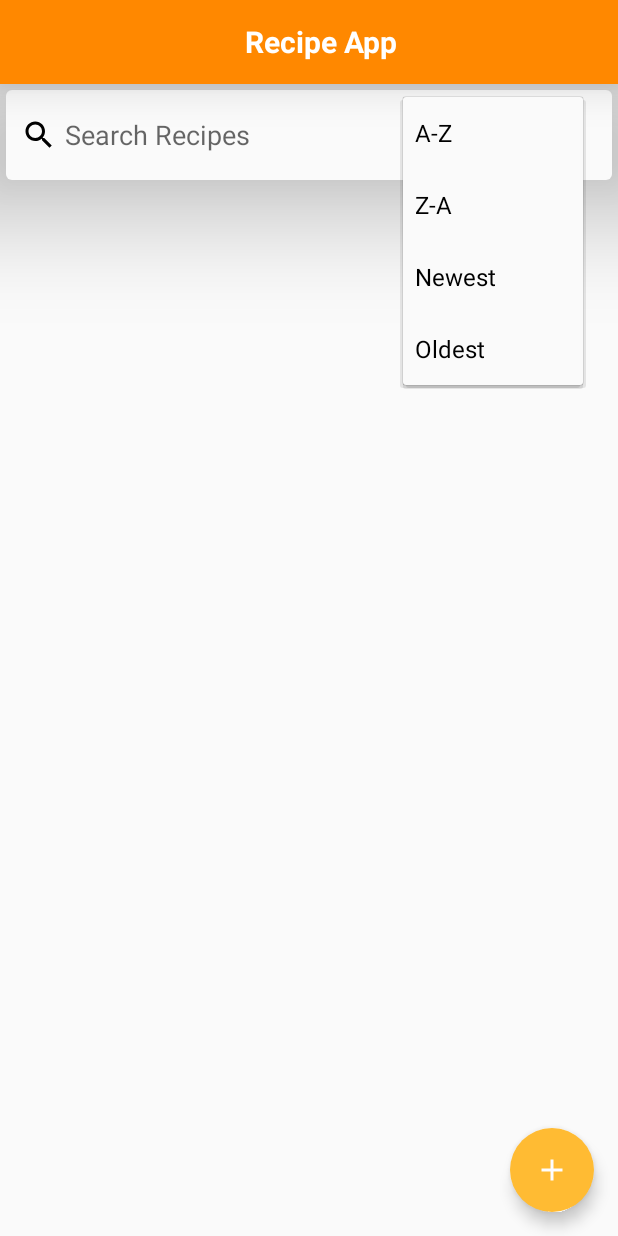
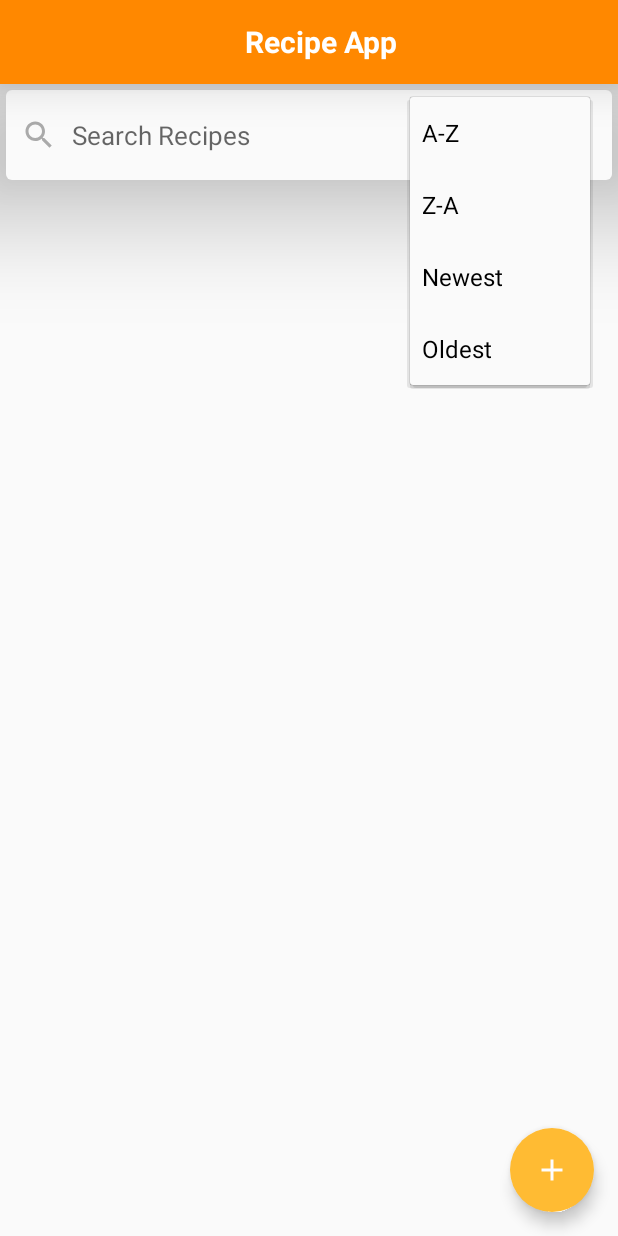
Before and after one commit to arkan481/RecipeApp, an Android app: the screen it shows after launch (MainActivity), after a tap on "A-Z", on a phone screen of 412 x 824 dp. Run offline under Robolectric (Android 15) with nearby library versions, the phone set to English and light mode, and no system bars.

```diff
--- a/app/src/main/java/com/example/recipeapp/adapter/RecipeGridAdapter.java
+++ b/app/src/main/java/com/example/recipeapp/adapter/RecipeGridAdapter.java
@@ -88,7 +88,6 @@ public class RecipeGridAdapter extends BaseAdapter {
             }
         });
 //        recipeimage.setImageResource(recipeModel.getimage());
-        // TODO : Set image resource to recipe item list using new method
         recipeimage.setImageURI(Uri.parse(recipeModel.getimage()));
         recipetitle.setText(recipeModel.getTitle());
         lasteditedrecipe.setText(recipeModel.getLastedited());
--- a/app/src/main/java/com/example/recipeapp/ui/RecipeDetailFragment.java
+++ b/app/src/main/java/com/example/recipeapp/ui/RecipeDetailFragment.java
@@ -146,6 +146,9 @@ public class RecipeDetailFragment extends Fragment {
         fabdetail.setOnClickListener(new View.OnClickListener() {
             @Override
             public void onClick(View view) {
+                if (foodtitleet.getText().toString().equals("")||RecipeImage==null) {
+                    Toast.makeText(getContext(),"Please Specify the food title and the food image",Toast.LENGTH_LONG).show();
+                }else {
                     if (isupdating==true) {
                         ingridients = new ArrayList<String>();
                         preparations = new ArrayList<String>();
@@ -159,6 +162,8 @@ public class RecipeDetailFragment extends Fragment {
                         recipeModels.add(new RecipeModel(foodtitleet.getText().toString(),"02/20/2020",RecipeImage,getingridientlist(),getPreparationslist()));
                     }
                     getActivity().getSupportFragmentManager().popBackStack();
+                }
+
             }
         });
         RecipeImageView.setOnClickListener(new View.OnClickListener() {
--- /dev/null
+++ b/app/src/main/res/drawable/ic_search_grey_24dp.xml
@@ -0,0 +1,5 @@
+<vector android:height="24dp" android:tint="@android:color/darker_gray"
+    android:viewportHeight="24.0" android:viewportWidth="24.0"
+    android:width="24dp" xmlns:android="http://schemas.android.com/apk/res/android">
+    <path android:fillColor="#FF000000" android:pathData="M15.5,14h-0.79l-0.28,-0.27C15.41,12.59 16,11.11 16,9.5 16,5.91 13.09,3 9.5,3S3,5.91 3,9.5 5.91,16 9.5,16c1.61,0 3.09,-0.59 4.23,-1.57l0.27,0.28v0.79l5,4.99L20.49,19l-4.99,-5zM9.5,14C7.01,14 5,11.99 5,9.5S7.01,5 9.5,5 14,7.01 14,9.5 11.99,14 9.5,14z"/>
+</vector>
--- a/app/src/main/res/layout/fragment_recipe_list.xml
+++ b/app/src/main/res/layout/fragment_recipe_list.xml
@@ -69,9 +69,10 @@
                     android:layout_marginLeft="10dp"
                     android:layout_width="wrap_content"
                     android:layout_height="wrap_content"
-                    android:src="@drawable/ic_search_black_24dp"/>
+                    android:src="@drawable/ic_search_grey_24dp"/>
                 <EditText
-                    android:layout_marginLeft="5dp"
+                    android:textSize="17sp"
+                    android:layout_marginLeft="10dp"
                     android:inputType="text"
                     android:maxLines="1"
                     android:id="@+id/searchrecipeetid"
@@ -82,7 +83,6 @@
                     android:layout_height="60dp"
                     android:hint="Search Recipes"
                     />
-
                 <Spinner
                     android:dropDownWidth="120dp"
                     android:layout_toRightOf="@id/searchrecipeetid"
```
Lines whose indentation alone changed are shown as unchanged.
